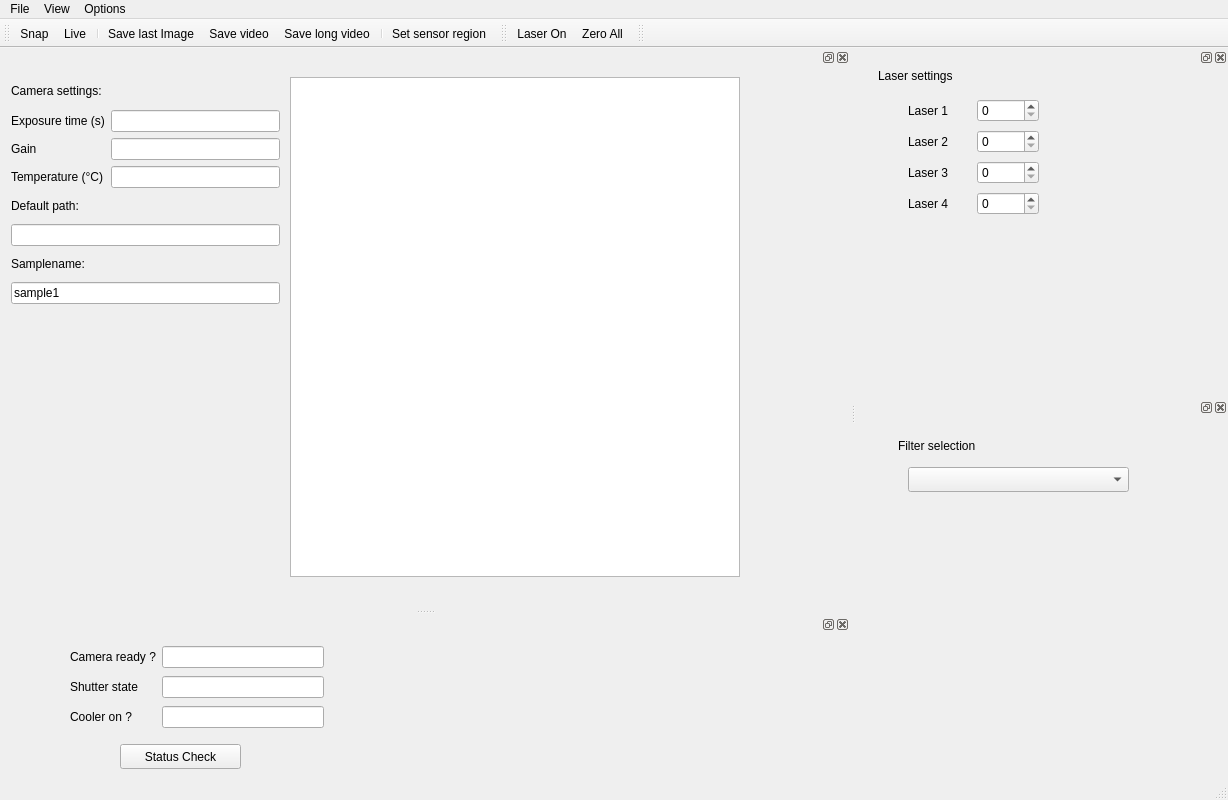
This is gui/fluorescence_microscopy/ui_basic.ui in fbarho/qudi-cbs as Qt 5 draws it before an edit. The edited form follows.
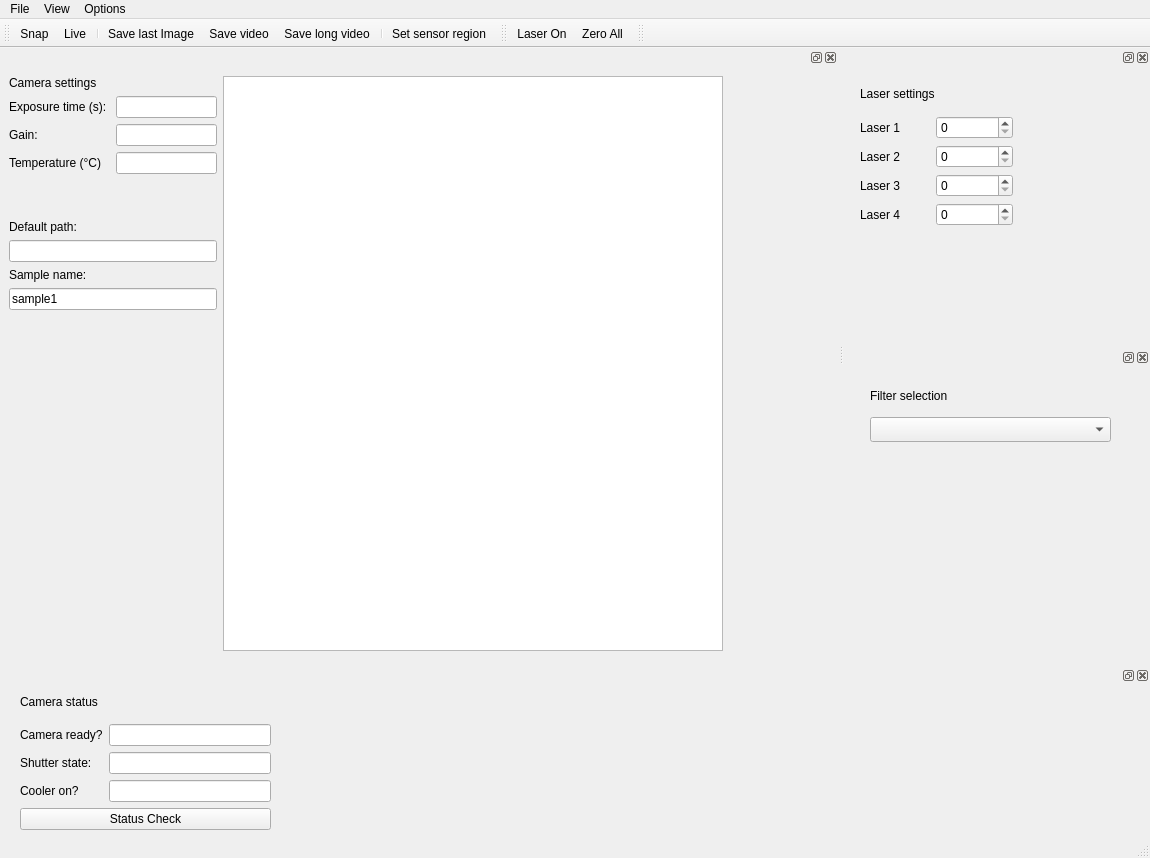
This is the edited form. Custom widgets are drawn as their Qt base class.

Commit message: modified size policies in ui files

Diff of the .ui file:
```diff
--- a/gui/fluorescence_microscopy/ui_basic.ui
+++ b/gui/fluorescence_microscopy/ui_basic.ui
@@ -6,8 +6,8 @@
    <rect>
     <x>0</x>
     <y>0</y>
-    <width>1228</width>
-    <height>800</height>
+    <width>1150</width>
+    <height>858</height>
    </rect>
   </property>
   <property name="windowTitle">
@@ -23,7 +23,7 @@
     <rect>
      <x>0</x>
      <y>0</y>
-     <width>1228</width>
+     <width>1150</width>
      <height>22</height>
     </rect>
    </property>
@@ -75,121 +75,6 @@
    <addaction name="separator"/>
    <addaction name="set_sensor_Action"/>
   </widget>
-  <widget class="QDockWidget" name="laser_control_DockWidget">
-   <property name="sizePolicy">
-    <sizepolicy hsizetype="Minimum" vsizetype="Minimum">
-     <horstretch>0</horstretch>
-     <verstretch>0</verstretch>
-    </sizepolicy>
-   </property>
-   <property name="minimumSize">
-    <size>
-     <width>350</width>
-     <height>350</height>
-    </size>
-   </property>
-   <property name="maximumSize">
-    <size>
-     <width>350</width>
-     <height>350</height>
-    </size>
-   </property>
-   <property name="windowTitle">
-    <string/>
-   </property>
-   <attribute name="dockWidgetArea">
-    <number>2</number>
-   </attribute>
-   <widget class="QWidget" name="dockWidgetContents">
-    <property name="minimumSize">
-     <size>
-      <width>350</width>
-      <height>300</height>
-     </size>
-    </property>
-    <widget class="QLabel" name="lasersettings_Label">
-     <property name="geometry">
-      <rect>
-       <x>0</x>
-       <y>0</y>
-       <width>111</width>
-       <height>17</height>
-      </rect>
-     </property>
-     <property name="text">
-      <string>Laser settings</string>
-     </property>
-    </widget>
-    <widget class="QWidget" name="layoutWidget">
-     <property name="geometry">
-      <rect>
-       <x>30</x>
-       <y>30</y>
-       <width>131</width>
-       <height>124</height>
-      </rect>
-     </property>
-     <layout class="QGridLayout" name="gridLayout">
-      <item row="0" column="0">
-       <widget class="QLabel" name="laser1_Label">
-        <property name="text">
-         <string>Laser 1</string>
-        </property>
-       </widget>
-      </item>
-      <item row="0" column="1">
-       <widget class="QSpinBox" name="laser1_control_SpinBox">
-        <property name="maximum">
-         <number>100</number>
-        </property>
-       </widget>
-      </item>
-      <item row="1" column="0">
-       <widget class="QLabel" name="laser2_Label">
-        <property name="text">
-         <string>Laser 2</string>
-        </property>
-       </widget>
-      </item>
-      <item row="1" column="1">
-       <widget class="QSpinBox" name="laser2_control_SpinBox">
-        <property name="maximum">
-         <number>100</number>
-        </property>
-       </widget>
-      </item>
-      <item row="2" column="0">
-       <widget class="QLabel" name="laser3_Label">
-        <property name="text">
-         <string>Laser 3</string>
-        </property>
-       </widget>
-      </item>
-      <item row="2" column="1">
-       <widget class="QSpinBox" name="laser3_control_SpinBox">
-        <property name="maximum">
-         <number>100</number>
-        </property>
-       </widget>
-      </item>
-      <item row="3" column="0">
-       <widget class="QLabel" name="laser4_Label">
-        <property name="text">
-         <string>Laser 4</string>
-        </property>
-       </widget>
-      </item>
-      <item row="3" column="1">
-       <widget class="QSpinBox" name="laser4_control_SpinBox">
-        <property name="maximum">
-         <number>100</number>
-        </property>
-       </widget>
-      </item>
-     </layout>
-    </widget>
-   </widget>
-  </widget>
   <widget class="QToolBar" name="toolBar_2">
    <property name="windowTitle">
     <string>toolBar_2</string>
@@ -203,179 +88,6 @@
    <addaction name="laser_on_Action"/>
    <addaction name="laser_zero_Action"/>
   </widget>
-  <widget class="QDockWidget" name="camera_DockWidget">
-   <property name="sizePolicy">
-    <sizepolicy hsizetype="Ignored" vsizetype="Ignored">
-     <horstretch>0</horstretch>
-     <verstretch>0</verstretch>
-    </sizepolicy>
-   </property>
-   <property name="minimumSize">
-    <size>
-     <width>850</width>
-     <height>550</height>
-    </size>
-   </property>
-   <attribute name="dockWidgetArea">
-    <number>1</number>
-   </attribute>
-   <widget class="QWidget" name="dockWidgetContents_2">
-    <property name="minimumSize">
-     <size>
-      <width>662</width>
-      <height>428</height>
-     </size>
-    </property>
-    <widget class="ScanPlotWidget" name="camera_ScanPlotWidget">
-     <property name="geometry">
-      <rect>
-       <x>290</x>
-       <y>10</y>
-       <width>450</width>
-       <height>500</height>
-      </rect>
-     </property>
-     <property name="sizePolicy">
-      <sizepolicy hsizetype="Ignored" vsizetype="Ignored">
-       <horstretch>0</horstretch>
-       <verstretch>0</verstretch>
-      </sizepolicy>
-     </property>
-     <property name="minimumSize">
-      <size>
-       <width>450</width>
-       <height>500</height>
-      </size>
-     </property>
-    </widget>
-    <widget class="HistogramLUTWidget" name="histogram_Widget" native="true">
-     <property name="geometry">
-      <rect>
-       <x>710</x>
-       <y>10</y>
-       <width>120</width>
-       <height>500</height>
-      </rect>
-     </property>
-     <property name="sizePolicy">
-      <sizepolicy hsizetype="Preferred" vsizetype="Preferred">
-       <horstretch>0</horstretch>
-       <verstretch>0</verstretch>
-      </sizepolicy>
-     </property>
-    </widget>
-    <widget class="QWidget" name="layoutWidget">
-     <property name="geometry">
-      <rect>
-       <x>11</x>
-       <y>11</y>
-       <width>269</width>
-       <height>226</height>
-      </rect>
-     </property>
-     <layout class="QVBoxLayout" name="verticalLayout_3">
-      <item>
-       <layout class="QVBoxLayout" name="verticalLayout_2">
-        <item>
-         <widget class="QLabel" name="label_3">
-          <property name="text">
-           <string>Camera settings:</string>
-          </property>
-         </widget>
-        </item>
-        <item>
-         <layout class="QGridLayout" name="gridLayout_2">
-          <item row="0" column="0">
-           <widget class="QLabel" name="exposure_Label">
-            <property name="text">
-             <string>Exposure time (s)</string>
-            </property>
-           </widget>
-          </item>
-          <item row="0" column="1">
-           <widget class="QLineEdit" name="exposure_LineEdit">
-            <property name="toolTip">
-             <string>Use Options -&gt; Camera settings to modify</string>
-            </property>
-            <property name="readOnly">
-             <bool>true</bool>
-            </property>
-           </widget>
-          </item>
-          <item row="1" column="0">
-           <widget class="QLabel" name="label_4">
-            <property name="text">
-             <string>Gain</string>
-            </property>
-           </widget>
-          </item>
-          <item row="1" column="1">
-           <widget class="QLineEdit" name="gain_LineEdit">
-            <property name="toolTip">
-             <string>Use Options -&gt; Camera settings to modify</string>
-            </property>
-            <property name="readOnly">
-             <bool>true</bool>
-            </property>
-           </widget>
-          </item>
-          <item row="2" column="0">
-           <widget class="QLabel" name="temperature_Label">
-            <property name="text">
-             <string>Temperature (°C)</string>
-            </property>
-           </widget>
-          </item>
-          <item row="2" column="1">
-           <widget class="QLineEdit" name="temperature_LineEdit">
-            <property name="toolTip">
-             <string>Use Options -&gt; Camera settings to modify</string>
-            </property>
-            <property name="readOnly">
-             <bool>true</bool>
-            </property>
-           </widget>
-          </item>
-         </layout>
-        </item>
-       </layout>
-      </item>
-      <item>
-       <layout class="QVBoxLayout" name="verticalLayout">
-        <item>
-         <widget class="QLabel" name="label_6">
-          <property name="text">
-           <string>Default path:</string>
-          </property>
-         </widget>
-        </item>
-        <item>
-         <widget class="QLineEdit" name="save_path_LineEdit">
-          <property name="text">
-           <string/>
-          </property>
-         </widget>
-        </item>
-        <item>
-         <widget class="QLabel" name="label_7">
-          <property name="text">
-           <string>Samplename:</string>
-          </property>
-         </widget>
-        </item>
-        <item>
-         <widget class="QLineEdit" name="samplename_LineEdit">
-          <property name="text">
-           <string>sample1</string>
-          </property>
-         </widget>
-        </item>
-       </layout>
-      </item>
-     </layout>
-    </widget>
-   </widget>
-  </widget>
   <widget class="QToolBar" name="toolBar_3">
    <property name="windowTitle">
     <string>toolBar_3</string>
@@ -387,6 +99,319 @@
     <bool>false</bool>
    </attribute>
   </widget>
+  <widget class="QDockWidget" name="camera_DockWidget_2">
+   <property name="sizePolicy">
+    <sizepolicy hsizetype="MinimumExpanding" vsizetype="MinimumExpanding">
+     <horstretch>0</horstretch>
+     <verstretch>0</verstretch>
+    </sizepolicy>
+   </property>
+   <property name="minimumSize">
+    <size>
+     <width>800</width>
+     <height>500</height>
+    </size>
+   </property>
+   <attribute name="dockWidgetArea">
+    <number>1</number>
+   </attribute>
+   <widget class="QWidget" name="dockWidgetContents_6">
+    <layout class="QHBoxLayout" name="horizontalLayout_2">
+     <item>
+      <layout class="QVBoxLayout" name="verticalLayout_5">
+       <item>
+        <widget class="QLabel" name="label_12">
+         <property name="text">
+          <string>Camera settings</string>
+         </property>
+        </widget>
+       </item>
+       <item>
+        <layout class="QFormLayout" name="formLayout_2">
+         <item row="0" column="0">
+          <widget class="QLabel" name="exposure_Label">
+           <property name="text">
+            <string>Exposure time (s): </string>
+           </property>
+          </widget>
+         </item>
+         <item row="0" column="1">
+          <widget class="QLineEdit" name="exposure_LineEdit">
+           <property name="sizePolicy">
+            <sizepolicy hsizetype="Preferred" vsizetype="Fixed">
+             <horstretch>0</horstretch>
+             <verstretch>0</verstretch>
+            </sizepolicy>
+           </property>
+           <property name="readOnly">
+            <bool>true</bool>
+           </property>
+          </widget>
+         </item>
+         <item row="1" column="0">
+          <widget class="QLabel" name="gain_label">
+           <property name="text">
+            <string>Gain:</string>
+           </property>
+          </widget>
+         </item>
+         <item row="1" column="1">
+          <widget class="QLineEdit" name="gain_LineEdit">
+           <property name="sizePolicy">
+            <sizepolicy hsizetype="Preferred" vsizetype="Fixed">
+             <horstretch>0</horstretch>
+             <verstretch>0</verstretch>
+            </sizepolicy>
+           </property>
+           <property name="readOnly">
+            <bool>true</bool>
+           </property>
+          </widget>
+         </item>
+         <item row="2" column="0">
+          <widget class="QLabel" name="temperature_Label">
+           <property name="text">
+            <string>Temperature (°C)</string>
+           </property>
+          </widget>
+         </item>
+         <item row="2" column="1">
+          <widget class="QLineEdit" name="temperature_LineEdit">
+           <property name="sizePolicy">
+            <sizepolicy hsizetype="Preferred" vsizetype="Fixed">
+             <horstretch>0</horstretch>
+             <verstretch>0</verstretch>
+            </sizepolicy>
+           </property>
+           <property name="readOnly">
+            <bool>true</bool>
+           </property>
+          </widget>
+         </item>
+        </layout>
+       </item>
+       <item>
+        <spacer name="verticalSpacer_2">
+         <property name="orientation">
+          <enum>Qt::Vertical</enum>
+         </property>
+         <property name="sizeType">
+          <enum>QSizePolicy::Fixed</enum>
+         </property>
+         <property name="sizeHint" stdset="0">
+          <size>
+           <width>20</width>
+           <height>40</height>
+          </size>
+         </property>
+        </spacer>
+       </item>
+       <item>
+        <widget class="QLabel" name="label_16">
+         <property name="text">
+          <string>Default path:</string>
+         </property>
+        </widget>
+       </item>
+       <item>
+        <widget class="QLineEdit" name="save_path_LineEdit">
+         <property name="sizePolicy">
+          <sizepolicy hsizetype="Preferred" vsizetype="Fixed">
+           <horstretch>0</horstretch>
+           <verstretch>0</verstretch>
+          </sizepolicy>
+         </property>
+        </widget>
+       </item>
+       <item>
+        <widget class="QLabel" name="label_17">
+         <property name="text">
+          <string>Sample name:</string>
+         </property>
+        </widget>
+       </item>
+       <item>
+        <widget class="QLineEdit" name="samplename_LineEdit">
+         <property name="sizePolicy">
+          <sizepolicy hsizetype="Preferred" vsizetype="Fixed">
+           <horstretch>0</horstretch>
+           <verstretch>0</verstretch>
+          </sizepolicy>
+         </property>
+         <property name="text">
+          <string>sample1</string>
+         </property>
+        </widget>
+       </item>
+       <item>
+        <spacer name="verticalSpacer">
+         <property name="orientation">
+          <enum>Qt::Vertical</enum>
+         </property>
+         <property name="sizeHint" stdset="0">
+          <size>
+           <width>20</width>
+           <height>200</height>
+          </size>
+         </property>
+        </spacer>
+       </item>
+      </layout>
+     </item>
+     <item>
+      <widget class="ScanPlotWidget" name="camera_ScanPlotWidget">
+       <property name="minimumSize">
+        <size>
+         <width>500</width>
+         <height>0</height>
+        </size>
+       </property>
+      </widget>
+     </item>
+     <item>
+      <widget class="HistogramLUTWidget" name="histogram_Widget" native="true">
+       <property name="minimumSize">
+        <size>
+         <width>100</width>
+         <height>0</height>
+        </size>
+       </property>
+      </widget>
+     </item>
+    </layout>
+   </widget>
+  </widget>
+  <widget class="QDockWidget" name="laser_control_DockWidget">
+   <property name="sizePolicy">
+    <sizepolicy hsizetype="Minimum" vsizetype="Minimum">
+     <horstretch>0</horstretch>
+     <verstretch>0</verstretch>
+    </sizepolicy>
+   </property>
+   <property name="minimumSize">
+    <size>
+     <width>300</width>
+     <height>300</height>
+    </size>
+   </property>
+   <property name="maximumSize">
+    <size>
+     <width>300</width>
+     <height>300</height>
+    </size>
+   </property>
+   <property name="allowedAreas">
+    <set>Qt::RightDockWidgetArea</set>
+   </property>
+   <attribute name="dockWidgetArea">
+    <number>2</number>
+   </attribute>
+   <widget class="QWidget" name="dockWidgetContents_7">
+    <widget class="QWidget" name="layoutWidget">
+     <property name="geometry">
+      <rect>
+       <x>10</x>
+       <y>10</y>
+       <width>153</width>
+       <height>149</height>
+      </rect>
+     </property>
+     <layout class="QVBoxLayout" name="verticalLayout_6">
+      <item>
+       <widget class="QLabel" name="lasersettings_Label_2">
+        <property name="text">
+         <string>Laser settings</string>
+        </property>
+       </widget>
+      </item>
+      <item>
+       <layout class="QFormLayout" name="formLayout_3">
+        <item row="0" column="0">
+         <widget class="QLabel" name="laser1_Label">
+          <property name="minimumSize">
+           <size>
+            <width>70</width>
+            <height>0</height>
+           </size>
+          </property>
+          <property name="text">
+           <string>Laser 1</string>
+          </property>
+         </widget>
+        </item>
+        <item row="1" column="0">
+         <widget class="QLabel" name="laser2_Label">
+          <property name="text">
+           <string>Laser 2</string>
+          </property>
+         </widget>
+        </item>
+        <item row="2" column="0">
+         <widget class="QLabel" name="laser3_Label">
+          <property name="text">
+           <string>Laser 3</string>
+          </property>
+         </widget>
+        </item>
+        <item row="3" column="0">
+         <widget class="QLabel" name="laser4_Label">
+          <property name="text">
+           <string>Laser 4</string>
+          </property>
+         </widget>
+        </item>
+        <item row="0" column="1">
+         <widget class="QSpinBox" name="laser1_control_SpinBox">
+          <property name="sizePolicy">
+           <sizepolicy hsizetype="Preferred" vsizetype="Fixed">
+            <horstretch>0</horstretch>
+            <verstretch>0</verstretch>
+           </sizepolicy>
+          </property>
+          <property name="minimumSize">
+           <size>
+            <width>70</width>
+            <height>0</height>
+           </size>
+          </property>
+         </widget>
+        </item>
+        <item row="1" column="1">
+         <widget class="QSpinBox" name="laser2_control_SpinBox">
+          <property name="sizePolicy">
+           <sizepolicy hsizetype="Preferred" vsizetype="Fixed">
+            <horstretch>0</horstretch>
+            <verstretch>0</verstretch>
+           </sizepolicy>
+          </property>
+         </widget>
+        </item>
+        <item row="2" column="1">
+         <widget class="QSpinBox" name="laser3_control_SpinBox">
+          <property name="sizePolicy">
+           <sizepolicy hsizetype="Preferred" vsizetype="Fixed">
+            <horstretch>0</horstretch>
+            <verstretch>0</verstretch>
+           </sizepolicy>
+          </property>
+         </widget>
+        </item>
+        <item row="3" column="1">
+         <widget class="QSpinBox" name="laser4_control_SpinBox">
+          <property name="sizePolicy">
+           <sizepolicy hsizetype="Preferred" vsizetype="Fixed">
+            <horstretch>0</horstretch>
+            <verstretch>0</verstretch>
+           </sizepolicy>
+          </property>
+         </widget>
+        </item>
+       </layout>
+      </item>
+     </layout>
+    </widget>
+   </widget>
+  </widget>
   <widget class="QDockWidget" name="filterwheel_DockWidget">
    <property name="sizePolicy">
     <sizepolicy hsizetype="Minimum" vsizetype="Minimum">
@@ -396,8 +421,14 @@
    </property>
    <property name="minimumSize">
     <size>
-     <width>270</width>
-     <height>350</height>
+     <width>300</width>
+     <height>300</height>
+    </size>
+   </property>
+   <property name="maximumSize">
+    <size>
+     <width>300</width>
+     <height>300</height>
     </size>
    </property>
    <attribute name="dockWidgetArea">
@@ -409,7 +440,7 @@
       <rect>
        <x>20</x>
        <y>20</y>
-       <width>141</width>
+       <width>151</width>
        <height>17</height>
       </rect>
      </property>
@@ -420,9 +451,9 @@
     <widget class="QComboBox" name="filter_ComboBox">
      <property name="geometry">
       <rect>
-       <x>30</x>
+       <x>20</x>
        <y>50</y>
-       <width>221</width>
+       <width>241</width>
        <height>25</height>
       </rect>
      </property>
@@ -430,80 +461,119 @@
    </widget>
   </widget>
   <widget class="QDockWidget" name="camera_status_DockWidget">
+   <property name="sizePolicy">
+    <sizepolicy hsizetype="Preferred" vsizetype="Minimum">
+     <horstretch>0</horstretch>
+     <verstretch>0</verstretch>
+    </sizepolicy>
+   </property>
    <property name="minimumSize">
     <size>
      <width>58</width>
-     <height>160</height>
+     <height>170</height>
+    </size>
+   </property>
+   <property name="maximumSize">
+    <size>
+     <width>524287</width>
+     <height>170</height>
     </size>
    </property>
    <attribute name="dockWidgetArea">
-    <number>1</number>
+    <number>8</number>
    </attribute>
-   <widget class="QWidget" name="dockWidgetContents_4">
-    <widget class="QPushButton" name="cam_status_pushButton">
-     <property name="geometry">
-      <rect>
-       <x>120</x>
-       <y>110</y>
-       <width>121</width>
-       <height>25</height>
-      </rect>
-     </property>
-     <property name="focusPolicy">
-      <enum>Qt::NoFocus</enum>
-     </property>
-     <property name="text">
-      <string>Status Check</string>
-     </property>
-    </widget>
+   <widget class="QWidget" name="dockWidgetContents_9">
     <widget class="QWidget" name="layoutWidget">
      <property name="geometry">
       <rect>
-       <x>70</x>
-       <y>10</y>
-       <width>254</width>
-       <height>89</height>
+       <x>20</x>
+       <y>0</y>
+       <width>251</width>
+       <height>145</height>
       </rect>
      </property>
-     <layout class="QGridLayout" name="gridLayout_3">
-      <item row="0" column="0">
-       <widget class="QLabel" name="label_5">
+     <layout class="QVBoxLayout" name="verticalLayout_7">
+      <item>
+       <widget class="QLabel" name="label_19">
         <property name="text">
-         <string>Camera ready ?</string>
+         <string>Camera status</string>
         </property>
        </widget>
       </item>
-      <item row="0" column="1">
-       <widget class="QLineEdit" name="camera_status_LineEdit">
-        <property name="readOnly">
-         <bool>true</bool>
-        </property>
-       </widget>
+      <item>
+       <layout class="QFormLayout" name="formLayout_4">
+        <item row="0" column="0">
+         <widget class="QLabel" name="label_14">
+          <property name="text">
+           <string>Camera ready?</string>
+          </property>
+         </widget>
+        </item>
+        <item row="1" column="0">
+         <widget class="QLabel" name="shutter_Label">
+          <property name="text">
+           <string>Shutter state:</string>
+          </property>
+         </widget>
+        </item>
+        <item row="2" column="0">
+         <widget class="QLabel" name="cooler_Label">
+          <property name="text">
+           <string>Cooler on?</string>
+          </property>
+         </widget>
+        </item>
+        <item row="0" column="1">
+         <widget class="QLineEdit" name="camera_status_LineEdit">
+          <property name="minimumSize">
+           <size>
+            <width>120</width>
+            <height>0</height>
+           </size>
+          </property>
+          <property name="readOnly">
+           <bool>true</bool>
+          </property>
+         </widget>
+        </item>
+        <item row="1" column="1">
+         <widget class="QLineEdit" name="shutter_status_LineEdit">
+          <property name="minimumSize">
+           <size>
+            <width>100</width>
+            <height>0</height>
+           </size>
+          </property>
+          <property name="readOnly">
+           <bool>true</bool>
+          </property>
+         </widget>
+        </item>
+        <item row="2" column="1">
+         <widget class="QLineEdit" name="cooler_status_LineEdit">
+          <property name="minimumSize">
+           <size>
+            <width>100</width>
+            <height>0</height>
+           </size>
+          </property>
+          <property name="readOnly">
+           <bool>true</bool>
+          </property>
+         </widget>
+        </item>
+       </layout>
       </item>
-      <item row="1" column="0">
-       <widget class="QLabel" name="shutter_Label">
-        <property name="text">
-         <string>Shutter state</string>
+      <item>
+       <widget class="QPushButton" name="cam_status_pushButton">
+        <property name="focusPolicy">
+         <enum>Qt::NoFocus</enum>
         </property>
-       </widget>
-      </item>
-      <item row="1" column="1">
-       <widget class="QLineEdit" name="shutter_status_LineEdit">
-        <property name="readOnly">
-         <bool>true</bool>
-        </property>
-       </widget>
-      </item>
-      <item row="2" column="0">
-       <widget class="QLabel" name="cooler_Label">
         <property name="text">
-         <string>Cooler on ?</string>
+         <string>Status Check</string>
         </property>
        </widget>
       </item>
-      <item row="2" column="1">
-       <widget class="QLineEdit" name="cooler_status_LineEdit"/>
-      </item>
      </layout>
     </widget>
    </widget>
```
Left out of the diff: 135 changed lines with no effect on the pictures. The commit also changes 1 other file.
